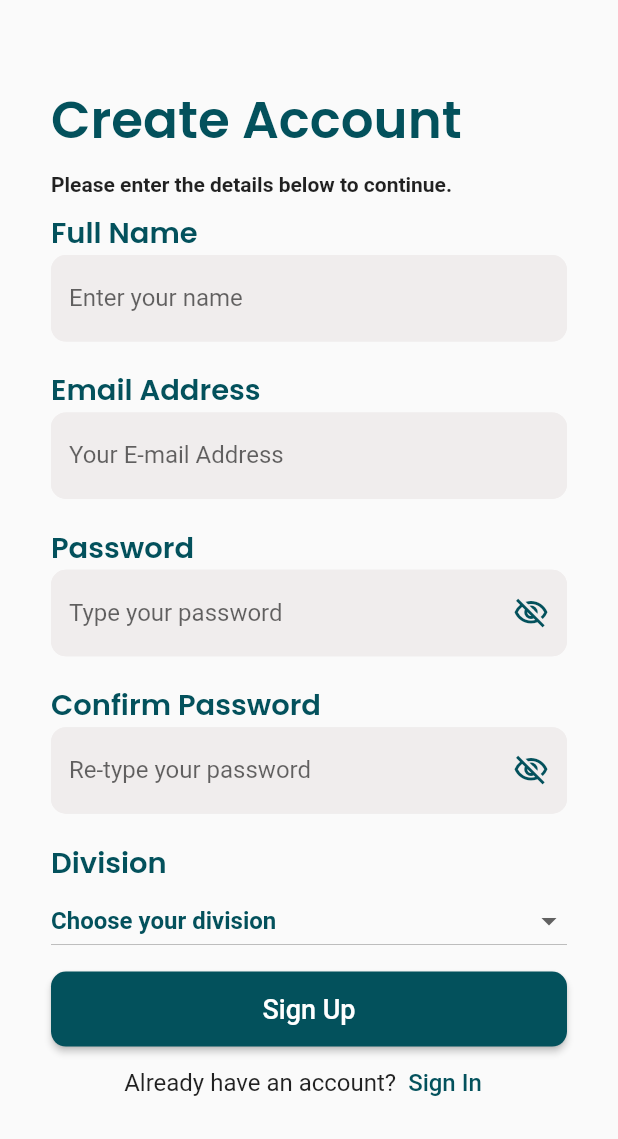
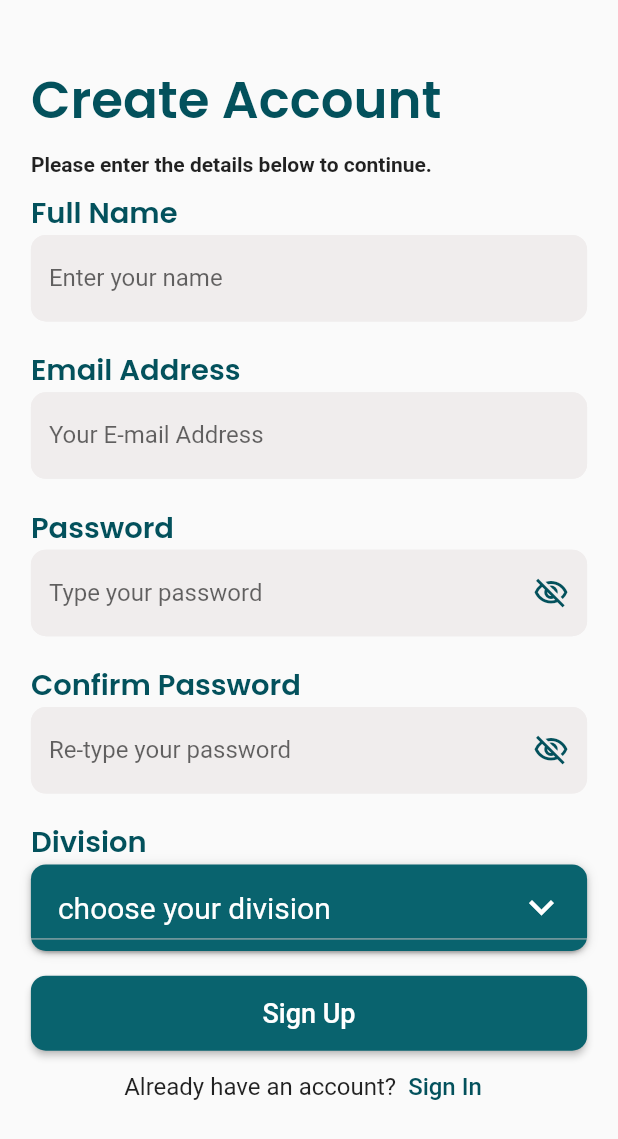
Before and after one commit to YudaSaputraa/itc_administrasi_kas, a Flutter app: the RegisterPage screen opened directly, on a phone screen of 412 x 824 dp. Shown: the top 1139 px of the screen. Run offline on Flutter 3.47's test engine with Material 2 defaults, Android fonts, the phone set to English and light mode, and no system bars; drawn by our look-alikes of dropdown_button2; our stand-ins replace flutter_svg, get, google_fonts, responsive_sizer, smooth_page_indicator and 1 more; missing offline and left inert: animated_segmented_tab_control, dart:ffi, sliding_switch.

Commit message:
edit lagi

```diff
--- a/lib/features/mainPage/home_page.dart
+++ b/lib/features/mainPage/home_page.dart
@@ -1,7 +1,10 @@
+import 'package:dropdown_button2/dropdown_button2.dart';
 import 'package:flutter/material.dart';
 import 'package:flutter/src/foundation/key.dart';
 import 'package:flutter/src/widgets/container.dart';
 import 'package:flutter/src/widgets/framework.dart';
+import 'package:google_fonts/google_fonts.dart';
+import 'package:responsive_sizer/responsive_sizer.dart';
 
 class HomePage extends StatefulWidget {
   const HomePage({Key? key}) : super(key: key);
@@ -17,6 +20,11 @@ class _HomePageState extends State<HomePage> {
       appBar: AppBar(
         title: Text("Home"),
       ),
+      body: Center(
+        child: Column(
+          children: [],
+        ),
+      ),
     );
   }
 }
--- a/lib/features/mainPage/profile_page.dart
+++ b/lib/features/mainPage/profile_page.dart
@@ -10,7 +10,6 @@ import 'package:itc_project_kas/features/mainPage/history_page.dart';
 import 'package:responsive_sizer/responsive_sizer.dart';
 import 'package:sliding_switch/sliding_switch.dart';
 import 'package:google_fonts/google_fonts.dart';
-import 'package:material_segmented_control/material_segmented_control.dart';
 import 'package:toggle_switch/toggle_switch.dart';
 import 'package:animated_segmented_tab_control/animated_segmented_tab_control.dart';
 
--- a/lib/features/register/registerPage.dart
+++ b/lib/features/register/registerPage.dart
@@ -1,6 +1,7 @@
 import 'dart:ffi' as ffi;
 import 'dart:ui';
 
+import 'package:dropdown_button2/dropdown_button2.dart';
 import 'package:flutter/material.dart';
 import 'package:flutter/painting.dart';
 import 'package:flutter/src/foundation/key.dart';
@@ -19,13 +20,12 @@ class RegisterPage extends StatefulWidget {
 }
 
 class _RegisterPageState extends State<RegisterPage> {
-  static const List<String> list = <String>[
-    'Choose your division',
+  final List<String> items = [
+    'Public Relation',
     'Mobile',
     'Web',
-    'Project Manager'
   ];
-  String _dropDownValue = list.first;
+  String? _selectValue;
   var _passwordVisible = false;
   var _confirmPasswordVisible = false;
   final TextEditingController _usernameController = TextEditingController();
@@ -39,7 +39,7 @@ class _RegisterPageState extends State<RegisterPage> {
     return Scaffold(
       body: SafeArea(
         child: Padding(
-            padding: EdgeInsets.all(34.0),
+            padding: EdgeInsets.all(5.w),
             child: ListView(
               children: <Widget>[
                 Container(
@@ -303,32 +303,88 @@ class _RegisterPageState extends State<RegisterPage> {
                     fontWeight: FontWeight.w600,
                   ),
                 ),
-                DropdownButton<String>(
+                DropdownButton2(
                   isExpanded: true,
-                  value: _dropDownValue,
-                  icon: const Icon(Icons.arrow_drop_down),
-                  elevation: 24,
-                  style: const TextStyle(
-                    fontSize: 16,
-                    fontWeight: FontWeight.bold,
-                    color: const Color.fromARGB(255, 3, 81, 92),
+                  hint: Row(
+                    children: const [
+                      SizedBox(
+                        width: 4,
+                      ),
+                      Expanded(
+                        child: Text(
+                          'choose your division',
+                          style: TextStyle(
+                            fontSize: 20,
+                            color: Colors.white,
+                          ),
+                          overflow: TextOverflow.ellipsis,
+                        ),
+                      ),
+                    ],
                   ),
-                  underline: null,
-                  onChanged: (String? value) {
-                    // This is called when the user selects an item.
+                  items: items
+                      .map((item) => DropdownMenuItem<String>(
+                            value: item,
+                            child: Text(
+                              item,
+                              style: GoogleFonts.poppins(
+                                fontSize: 17.sp,
+                                color: Colors.black,
+                              ),
+                              overflow: TextOverflow.ellipsis,
+                            ),
+                          ))
+                      .toList(),
+                  value: _selectValue,
+                  onChanged: (value) {
                     setState(() {
-                      _dropDownValue = value!;
+                      _selectValue = value as String;
                     });
                   },
-                  items: list.map<DropdownMenuItem<String>>((String value) {
-                    return DropdownMenuItem<String>(
-                      value: value,
-                      child: Text(value),
-                    );
-                  }).toList(),
+                  icon: const Icon(
+                    Icons.keyboard_arrow_down_outlined,
+                  ),
+                  iconSize: 4.h,
+                  iconEnabledColor: Colors.white,
+                  iconDisabledColor: const Color.fromRGBO(
+                    158,
+                    158,
+                    158,
+                    1,
+                  ),
+                  itemSplashColor: Colors.white,
+                  buttonHeight: 7.h,
+                  selectedItemHighlightColor: Colors.white,
+                  buttonWidth: 100.w,
+                  buttonPadding: const EdgeInsets.only(left: 14, right: 14),
+                  buttonDecoration: BoxDecoration(
+                    borderRadius: BorderRadius.circular(10),
+                    color: const Color.fromARGB(
+                      255,
+                      9,
+                      99,
+                      110,
+                    ),
+                  ),
+                  buttonElevation: 2,
+                  itemHeight: 40,
+                  itemPadding: const EdgeInsets.only(left: 14, right: 14),
+                  dropdownMaxHeight: 100.h,
+                  dropdownWidth: 95.w,
+                  dropdownPadding: null,
+                  dropdownDecoration: BoxDecoration(
+                    borderRadius: BorderRadius.circular(10),
+                    color: const Color.fromARGB(
+                      255,
+                      230,
+                      227,
+                      227,
+                    ),
+                  ),
+                  dropdownElevation: 8,
                 ),
                 SizedBox(
-                  height: 10,
+                  height: 2.h,
                 ),
                 Column(
                   mainAxisAlignment: MainAxisAlignment.center,
@@ -337,7 +393,12 @@ class _RegisterPageState extends State<RegisterPage> {
                       child: ElevatedButton(
                         style: ButtonStyle(
                             backgroundColor: MaterialStateProperty.all(
-                              const Color.fromARGB(255, 3, 81, 92),
+                              const Color.fromARGB(
+                                255,
+                                9,
+                                99,
+                                110,
+                              ),
                             ),
                             minimumSize:
                                 MaterialStateProperty.all(Size(500, 50)),
@@ -361,7 +422,7 @@ class _RegisterPageState extends State<RegisterPage> {
                             text = "The password confirmation is wrong";
                           } else if (!emailValid) {
                             text = "Wrong email format";
-                          } else if (_dropDownValue == list.first) {
+                          } else if (_selectValue != null) {
                             text = "Please choose your division";
                           } else {
                             Get.to(() => SignIn());
--- a/pubspec.yaml
+++ b/pubspec.yaml
@@ -29,13 +29,13 @@ environment:
 dependencies:
   animated_segmented_tab_control: ^1.0.1
   cupertino_icons: ^1.0.2
+  dropdown_button2: ^1.9.4
   flutter:
     sdk: flutter
   flutter_svg: ^1.1.6
   flutter_toggle_tab: ^1.2.0
   get: ^4.6.5
   google_fonts: ^3.0.1
-  material_segmented_control: ^4.1.0
   responsive_sizer: ^3.1.1
   sentry_flutter: ^6.13.1
   sliding_switch: ^1.1.0
```
Also changed, not shown: pubspec.lock.
